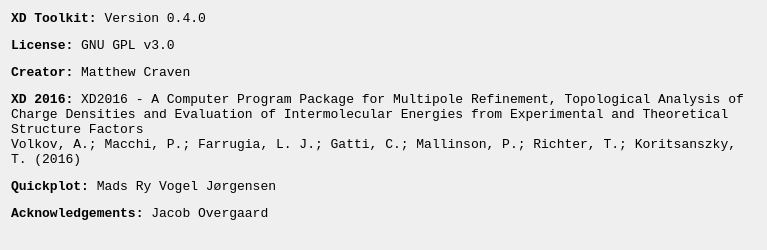
mcrav/XDToolkit, file about.ui: the form before one commit.
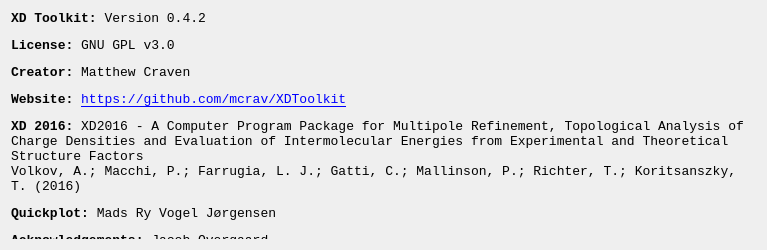
The form after the commit. Icons and pictures are not drawn.

Diff of the .ui file:
```diff
--- a/about.ui
+++ b/about.ui
@@ -30,7 +30,7 @@
    <item row="0" column="0">
     <widget class="QLabel" name="label">
      <property name="text">
-      <string>&lt;html&gt;&lt;head/&gt;&lt;body&gt;&lt;p&gt;&lt;span style=&quot; font-weight:600;&quot;&gt;XD Toolkit:&lt;/span&gt; Version 0.4.0&lt;/p&gt;&lt;p&gt;&lt;span style=&quot; font-weight:600;&quot;&gt;License: &lt;/span&gt;GNU GPL v3.0&lt;/p&gt;&lt;p&gt;&lt;span style=&quot; font-weight:600;&quot;&gt;Creator:&lt;/span&gt; Matthew Craven&lt;/p&gt;&lt;p&gt;&lt;span style=&quot; font-weight:600;&quot;&gt;XD 2016:&lt;/span&gt; XD2016 - A Computer Program Package for Multipole Refinement, Topological Analysis of Charge Densities and Evaluation of Intermolecular Energies from Experimental and Theoretical Structure Factors &lt;br/&gt;Volkov, A.; Macchi, P.; Farrugia, L. J.; Gatti, C.; Mallinson, P.; Richter, T.; Koritsanszky, T. (2016) &lt;/p&gt;&lt;p&gt;&lt;span style=&quot; font-weight:600;&quot;&gt;Quickplot:&lt;/span&gt; Mads Ry Vogel Jørgensen&lt;/p&gt;&lt;p&gt;&lt;span style=&quot; font-weight:600;&quot;&gt;Acknowledgements: &lt;/span&gt;Jacob Overgaard&lt;/p&gt;&lt;/body&gt;&lt;/html&gt;</string>
+      <string>&lt;html&gt;&lt;head/&gt;&lt;body&gt;&lt;p&gt;&lt;span style=&quot; font-weight:600;&quot;&gt;XD Toolkit:&lt;/span&gt; Version 0.4.2&lt;/p&gt;&lt;p&gt;&lt;span style=&quot; font-weight:600;&quot;&gt;License: &lt;/span&gt;GNU GPL v3.0&lt;/p&gt;&lt;p&gt;&lt;span style=&quot; font-weight:600;&quot;&gt;Creator:&lt;/span&gt; Matthew Craven&lt;/p&gt;&lt;p&gt;&lt;span style=&quot; font-weight:600;&quot;&gt;Website: &lt;/span&gt;&lt;a href=&quot;https://github.com/mcrav/XDToolkit&quot;&gt;&lt;span style=&quot; text-decoration: underline; color:#0000ff;&quot;&gt;https://github.com/mcrav/XDToolkit&lt;/span&gt;&lt;/a&gt;&lt;/p&gt;&lt;p&gt;&lt;span style=&quot; font-weight:600;&quot;&gt;XD 2016:&lt;/span&gt; XD2016 - A Computer Program Package for Multipole Refinement, Topological Analysis of Charge Densities and Evaluation of Intermolecular Energies from Experimental and Theoretical Structure Factors &lt;br/&gt;Volkov, A.; Macchi, P.; Farrugia, L. J.; Gatti, C.; Mallinson, P.; Richter, T.; Koritsanszky, T. (2016) &lt;/p&gt;&lt;p&gt;&lt;span style=&quot; font-weight:600;&quot;&gt;Quickplot:&lt;/span&gt; Mads Ry Vogel Jørgensen&lt;/p&gt;&lt;p&gt;&lt;span style=&quot; font-weight:600;&quot;&gt;Acknowledgements: &lt;/span&gt;Jacob Overgaard&lt;/p&gt;&lt;/body&gt;&lt;/html&gt;</string>
      </property>
      <property name="alignment">
       <set>Qt::AlignLeading|Qt::AlignLeft|Qt::AlignTop</set>
```
